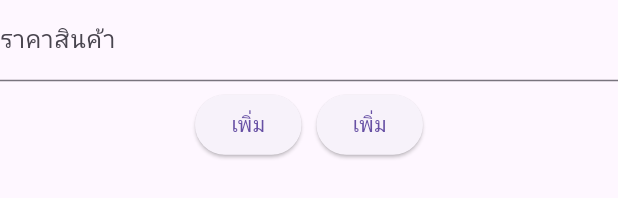
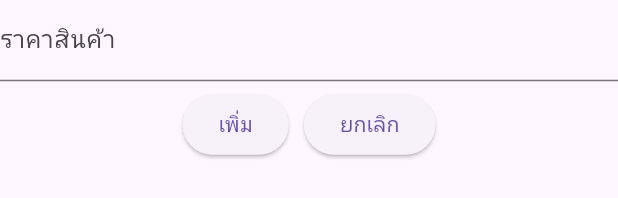
Before and after one commit to rmutr-chakawad/2-take-home-AuPattavee1143, a Flutter app: the ProductForm widget shown alone on an empty page, opened directly, on a phone screen of 412 x 824 dp. Shown: the part 596-794 px from the top of the screen. Run offline on Flutter 3.47's test engine with Material 3 defaults, Android fonts, the phone set to English and light mode, and no system bars; our stand-ins replace cloud_firestore, firebase_core; accounts and stored records are empty.

Commit message:
second commit

```diff
--- a/lib/models/products_model.dart
+++ b/lib/models/products_model.dart
@@ -11,7 +11,7 @@ class ProductsModel {
     }else{
       var obj = ProductsModel(
         id: product['id'],
-        productname: product['productName'],
+        productname: product['productname'],
         price: product['price']);
         return obj;
     }
--- a/lib/widgets/product_form.dart
+++ b/lib/widgets/product_form.dart
@@ -84,6 +84,6 @@ class _ProductFormState extends State<ProductForm> {
 
         Navigator.of(context).pop();
       },
-      child: const Text('เพิ่ม'));
+      child: const Text('ยกเลิก'));
   }
 }
--- a/lib/widgets/product_list.dart
+++ b/lib/widgets/product_list.dart
@@ -1,4 +1,5 @@
 import 'package:flutter/material.dart';
+import 'package:products_firestore_app/models/products_model.dart';
 import 'package:products_firestore_app/service/database.dart';
 import 'package:products_firestore_app/widgets/product_Item.dart';
 
@@ -8,7 +9,7 @@ class ProductList extends StatelessWidget {
   @override
   Widget build(BuildContext context) {
     Database db = Database.myInstance;
-    var myStream = db.getAllProductStream();
+    Stream<List<ProductsModel>> myStream = db.getAllProductStream();
 
     return Container(
       padding: const EdgeInsets.only(top: 10),
```
Also changed, not shown: pubspec.lock.
